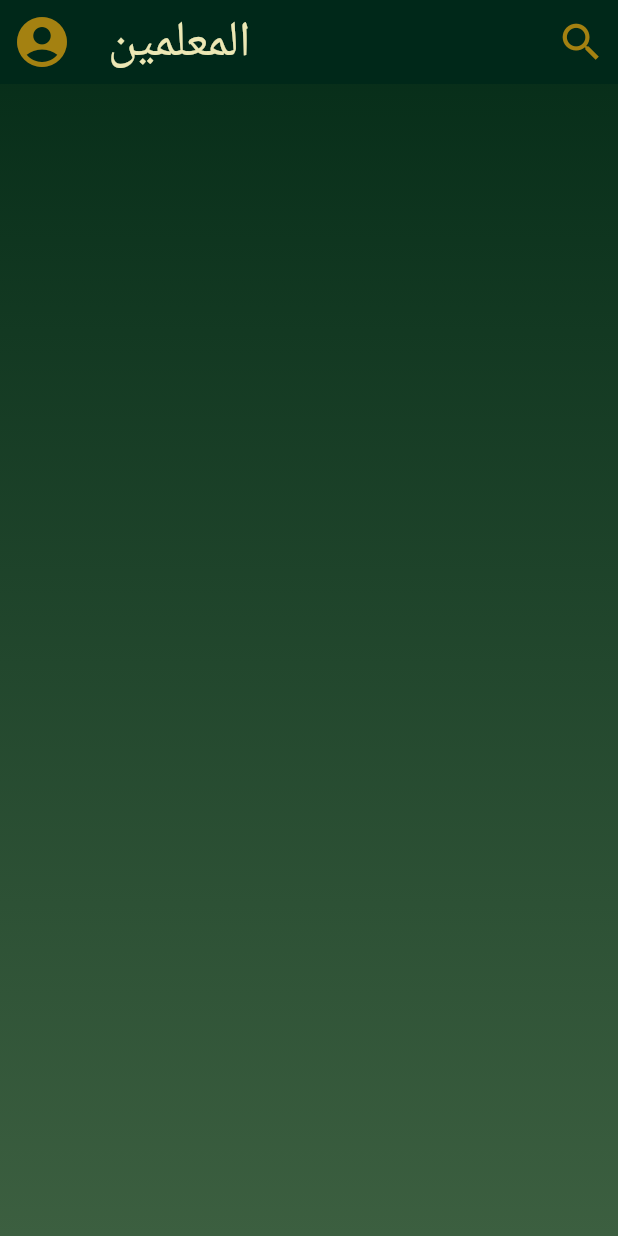
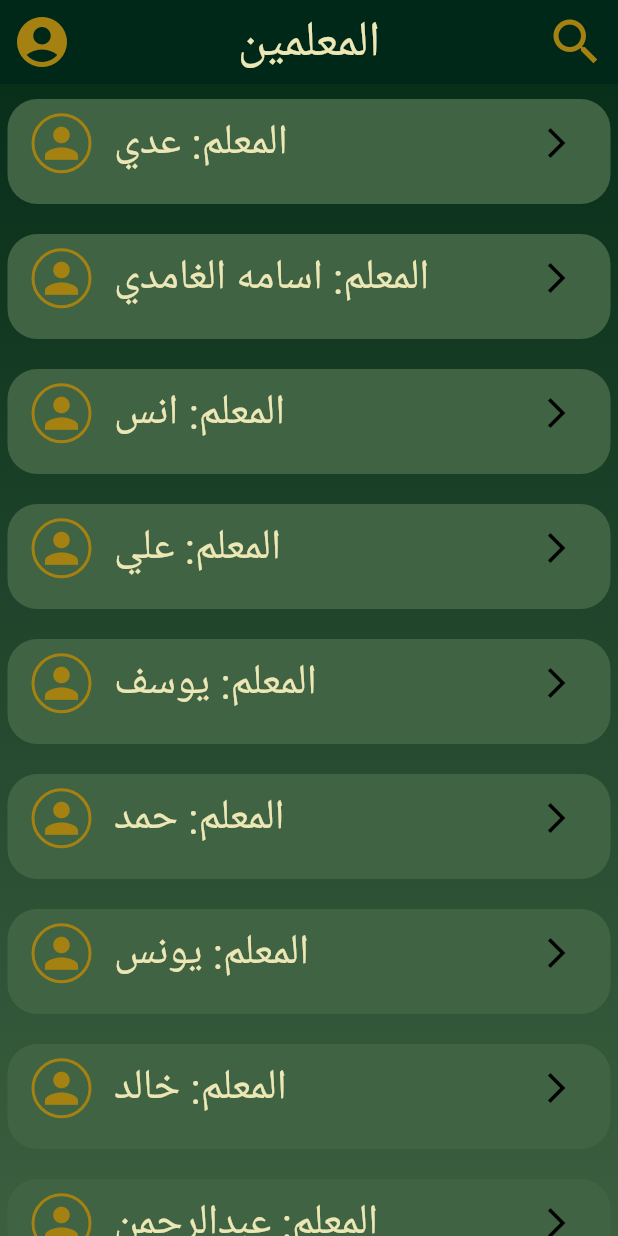
Before and after one commit to Taj-alwaqar1/taj_alwaqar_APP, a Flutter app: the Home screen opened directly, on a phone screen of 412 x 824 dp. Run offline on Flutter 3.47's test engine with Material 3 defaults, Android fonts, the phone set to English and light mode, and no system bars; missing offline and left inert: dart:ffi, flutter_locales.

```diff
--- a/lib/Pages/Home_Std.dart
+++ b/lib/Pages/Home_Std.dart
@@ -2,14 +2,14 @@
 
 import 'package:flutter/cupertino.dart';
 import 'package:flutter/material.dart';
+import 'package:frist_file_taj_alwaqar/Shared/HomeList.dart';
 import 'package:frist_file_taj_alwaqar/Shared/SideBar.dart';
 import 'package:frist_file_taj_alwaqar/Shared/color.dart';
 
+
 import '../Shared/appBar.dart';
-import 'quran.dart';
 
 class Home extends StatelessWidget {
-  const Home({super.key});
 
   @override
   Widget build(BuildContext context) {
@@ -20,166 +20,41 @@ class Home extends StatelessWidget {
       child: Scaffold(
         backgroundColor: Colors.transparent,
         appBar: AppBar(
-          title: CustomAppBar("المعلمين"),
+          title: Center(child: CustomAppBar("المعلمين")),
           backgroundColor: darkGreen,
           leading: Builder(
             builder: (context) => IconButton(
               icon: Icon(Icons.account_circle_rounded,
-                  size: 40, color: goldenColor),
+                  size: 40, color:goldenColor),
               onPressed: () {
                 Scaffold.of(context).openDrawer();
               },
             ),
           ),
           actions: [
-            IconButton(
-                onPressed: () {
-                Navigator.popAndPushNamed(context, '/search' );
-
-                },
-                icon: Icon(
-                  Icons.search,
-                  size: 33,
-                  color: goldenColor,
-                ))
+            IconButton(onPressed:
+            (){}, icon: Icon(Icons.search,color: goldenColor,size: 40,))
           ],
+        ),
+        body: SingleChildScrollView(
+          child: Center(
+            child: Column(
+              children: [
+                TeachersList(teacherName: ' عدي',),
+                TeachersList(teacherName: ' اسامه الغامدي',),
+                TeachersList(teacherName: ' انس',),
+                TeachersList(teacherName: ' علي',),
+                TeachersList(teacherName: ' يوسف',),
+                TeachersList(teacherName: ' حمد',),
+                TeachersList(teacherName: ' يونس',),
+                TeachersList(teacherName: ' خالد',),
+                TeachersList(teacherName: ' عبدالرحمن',),
+              ],
+            ),
+          ),
         ),
         drawer: SideBar(),
       ),
     );
   }
 }
-
-// class CustomSearch {
-//   List<String> surahName = [
-//     "الفاتحة",
-//     "البقرة",
-//     "ال عمران",
-//     "النساء",
-//     "المَائدة",
-//     "الأنعَام",
-//     "الأعرَاف",
-//     "الأنفَال",
-//     "التوبَة",
-//     "يُونس",
-//     "هُود",
-//     "يُوسُف",
-//     "الرَّعْد",
-//   ];
-
-//   Widget buildSearchBar(BuildContext context) {
-//     return  Container(
-//       height: 50,
-//       decoration: BoxDecoration(
-//         color: greenColor,
-//         border: Border.all(
-//           color: goldenColor,
-//           width: 1.4,
-//         ),
-//         borderRadius: BorderRadius.circular(25),
-//       ),
-//       child: Row(
-//         children: [
-//           Container(
-//             height: 50,
-//             width: 50,
-//             decoration: BoxDecoration(
-//               borderRadius: BorderRadius.circular(25),
-//               color: greenColor,
-//               border: Border.all(
-//                 color: goldenColor,
-//                 width: 2,
-//               ),
-//             ),
-//             child: Icon(
-//               Icons.search,
-//               color: goldenColor,
-//             ),
-//           ),
-//           SizedBox(width: 10),
-//           Expanded(
-//             child: CupertinoSearchTextField(
-//               onChanged: (value) {
-//                 // Perform search operation
-//               },
-//               placeholder: 'Search',
-//               placeholderStyle: TextStyle(
-//                 color: goldenColor.withOpacity(0.7),
-//               ),
-//               style: TextStyle(
-//                 color: goldenColor,
-//               ),
-//               decoration: BoxDecoration(
-//                 color: greenColor,
-//                 border: Border.all(
-//                   color: Colors.transparent,
-//                 ),
-//                 borderRadius: BorderRadius.circular(25),
-//               ),
-//             ),
-//           ),
-//         ],
-//       ));
-//   }
-
-  // @override
-  // List<Widget> buildActions(BuildContext context) {
-  //   return [
-  //     IconButton(
-  //         onPressed: () {
-  //             close(context, null);
-
-  //         },
-  //           icon: Icon(Icons.arrow_forward))
-
-  //   ];
-  // }
-
-  // @override
-  // Widget buildLeading(BuildContext context) {
-  //   return IconButton(
-  //       onPressed: () {
-  //       query = "";
-  //       },
-  //      icon: Icon(Icons.clear));
-  // }
-
-  // @override
-  // Widget buildResults(BuildContext context) {
-  //   List<String> match = [];
-  //   for (var element in surahName) {
-  //     if (element.toLowerCase().contains(query.toLowerCase())) {
-  //       match.add(element);
-  //     }
-  //   }
-  //   return ListView.builder(
-  //     itemCount: match.length,
-  //     itemBuilder: (context, index) {
-  //       var resultSearch = match[index];
-  //       return ListTile(
-  //         title: Text(resultSearch),
-  //       );
-  //     },
-  //   );
-  // }
-
-  // @override
-  // Widget buildSuggestions(BuildContext context) {
-  //   List<String> match = [];
-  //   for (var element in surahName) {
-  //     if (element.toLowerCase().contains(query.toLowerCase())) {
-  //       match.add(element);
-  //     }
-  //   }
-  //   return ListView.builder(
-  //     itemCount: match.length,
-  //     itemBuilder: (context, index) {
-  //       var resultSearch = match[index];
-  //       return ListTile(
-  //         title: Text(resultSearch),
-  //       );
-  //     },
-  //   );
-
-    // Other methods...
-  // }
--- /dev/null
+++ b/lib/Shared/HomeList.dart
@@ -0,0 +1,67 @@
+// ignore_for_file: prefer_const_constructors
+
+import 'package:flutter/cupertino.dart';
+import 'package:flutter/material.dart';
+import 'package:frist_file_taj_alwaqar/Shared/color.dart';
+
+
+class TeachersList extends StatelessWidget {
+  String teacherName;
+  TeachersList({super.key, required this.teacherName});
+
+  @override
+  Widget build(BuildContext context) {
+    return Center(
+      child: Container(
+        margin: EdgeInsets.symmetric(vertical: 10, horizontal: 5),
+        height: 70,
+        decoration: BoxDecoration(
+          color: greenColor,
+          borderRadius: BorderRadius.circular(20),
+        ),
+        child: GestureDetector(
+          child: ListTile(
+            onTap: () {
+              Navigator.pushNamed(context, '/teacherDetail');
+            },
+            title: Row(
+              mainAxisAlignment: MainAxisAlignment.spaceBetween,
+              children: [
+                Row(
+                  children: [
+                    Container(
+                      height: 40,
+                      width: 40,
+                      decoration: BoxDecoration(
+                        borderRadius: BorderRadius.circular(55),
+                        color: greenColor,
+                        border: Border.all(color: goldenColor, width: 2),
+                      ),
+                      child: Icon(
+                        Icons.person,
+                        color: goldenColor,
+                        size: 33,
+                      ),
+                    ),
+                    SizedBox(
+                      width: 15,
+                    ),
+                    Text(
+                      "المعلم:${teacherName}",
+                      style: TextStyle(color: yallowTextColor, fontSize: 28),
+                    ),
+                  ],
+                ),
+                Icon(
+                  Icons.arrow_forward_ios_sharp,
+                  color: Colors.black,
+                  size: 24,
+                ),
+              ],
+            ),
+          ),
+        ),
+      ),
+    );
+  }
+}
--- a/lib/main.dart
+++ b/lib/main.dart
@@ -7,6 +7,7 @@ import 'package:frist_file_taj_alwaqar/LogIn&&SignIn/signin.dart';
 
 // ignore: depend_on_referenced_packages
 import 'package:flutter_localizations/flutter_localizations.dart';
+import 'package:frist_file_taj_alwaqar/Pages/TeacherDetail.dart';
 import 'package:frist_file_taj_alwaqar/Shared/search.dart';
 import 'package:frist_file_taj_alwaqar/l10n/l10n.dart';
 import 'package:frist_file_taj_alwaqar/pages/chat.dart';
@@ -51,7 +52,7 @@ class MyApp extends StatelessWidget {
         // '/Home': (context) => Home(),
         '/search': (context) => searchPage(),
         '/NewMessagePAge': (context) => NewMessagePAge(),
-
+         '/teacherDetail': (context) => TeacherDetail(),
 
       }
         ),
```
Also changed, not shown: lib/Pages/TeacherDetail.dart (added, +408 -0 lines), lib/Shared/Curriculum.dart (added, +44 -0 lines).
